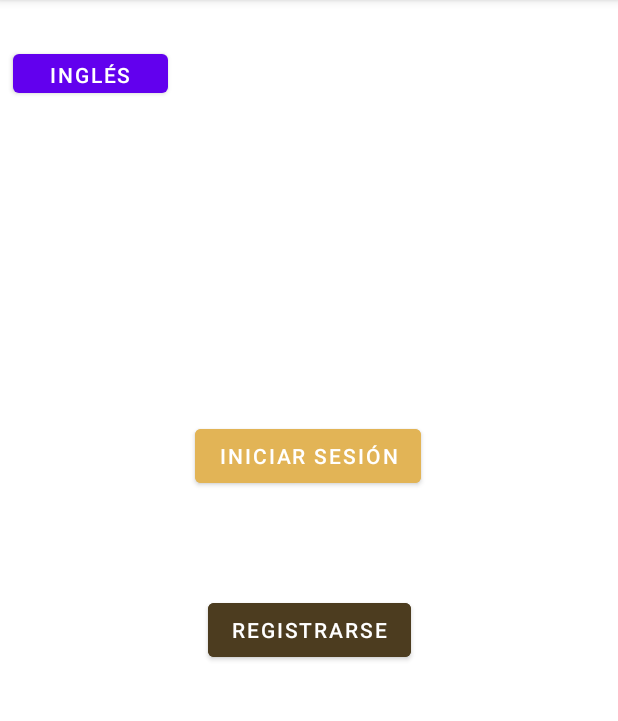
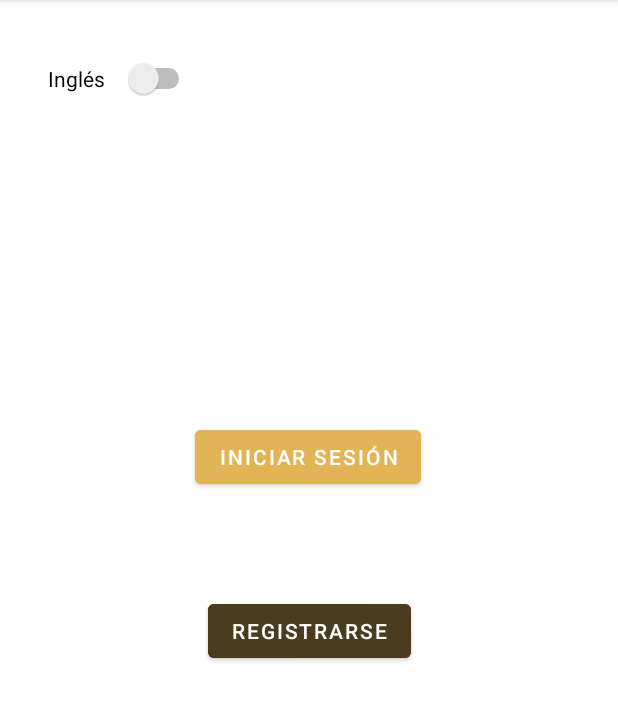
Before and after one commit to DarkPathUnderTheSun/My-Application, an Android app: the screen it shows after launch (MainActivity), on a phone screen of 412 x 824 dp, the part 84-805 px from its top. Run offline under Robolectric (Android 15) with nearby library versions, the phone set to English and light mode, and no system bars; 1 statement that could not run was skipped.

Commit message:
Commit de lenguaje.... todas las etiquetas del lenguaje ya realizadas, solo queda que el boton funcione

```diff
--- a/app/src/main/res/layout/activity_main.xml
+++ b/app/src/main/res/layout/activity_main.xml
@@ -31,17 +31,20 @@
         app:layout_constraintHorizontal_bias="0.498"
         app:layout_constraintStart_toStartOf="parent"
         app:layout_constraintTop_toTopOf="parent"
-        app:layout_constraintVertical_bias="0.389"
+        app:layout_constraintVertical_bias="0.39"
         tools:ignore="MissingConstraints" />
 
-    <Button
-        android:id="@+id/cIdioma"
-        android:layout_width="103dp"
-        android:layout_height="38dp"
-        android:layout_marginEnd="300dp"
-        android:layout_marginBottom="212dp"
+    <Switch
+        android:id="@+id/switch1"
+        android:layout_width="98dp"
+        android:layout_height="16dp"
+        android:layout_marginBottom="148dp"
         android:text="@string/changeLanguage"
         app:layout_constraintBottom_toTopOf="@+id/IniciarSesion"
-        app:layout_constraintEnd_toEndOf="parent" />
+        app:layout_constraintEnd_toEndOf="parent"
+        app:layout_constraintHorizontal_bias="0.102"
+        app:layout_constraintStart_toStartOf="parent"
+        app:layout_constraintTop_toTopOf="parent"
+        app:layout_constraintVertical_bias="0.369" />
 
 </androidx.constraintlayout.widget.ConstraintLayout>
--- a/app/src/main/res/values/strings.xml
+++ b/app/src/main/res/values/strings.xml
@@ -15,7 +15,7 @@
     <string name="Login">Iniciar Sesión</string>
     <string name="SignUp">Registrarse</string>
     <string name="LogOut">CERRAR SESIÓN</string>
-    <string name="changeLanguage">inglés</string>
+    <string name="changeLanguage">Inglés</string>
     <string name="inventary">Inventario</string>
     <string name="pedidosA">Pedidos Activos</string>
     <string name="Historial">HISTORIAL DE PEDIDOS</string>
```
Also changed, not shown: app/src/main/java/com/example/myapplication/MainActivity.kt (+33 -3 lines).
